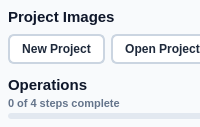
The window that src/startrails/ui/sidebar.ui (gkyle/startrails) describes before a commit, drawn with Qt 5.
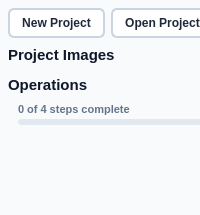
The same window after the commit.

Commit message: ui: sidebar consistency

What changed in the file:
```diff
--- a/src/startrails/ui/sidebar.ui
+++ b/src/startrails/ui/sidebar.ui
@@ -1,7 +1,15 @@
 <?xml version="1.0" encoding="UTF-8"?>
 <ui version="4.0">
  <class>Sidebar</class>
- <widget class="QWidget" name="sidebar">
+ <widget class="QWidget" name="Sidebar">
+  <property name="geometry">
+   <rect>
+    <x>0</x>
+    <y>0</y>
+    <width>200</width>
+    <height>215</height>
+   </rect>
+  </property>
   <property name="minimumSize">
    <size>
     <width>200</width>
@@ -15,7 +23,7 @@
    </size>
   </property>
   <property name="styleSheet">
-   <string notr="true">QWidget#sidebar {
+   <string notr="true">QWidget#Sidebar {
     background-color: #f8fafc;
 }
 QScrollArea#scroll {
@@ -78,6 +86,14 @@
       <bool>true</bool>
      </property>
      <widget class="QWidget" name="content">
+      <property name="geometry">
+       <rect>
+        <x>0</x>
+        <y>0</y>
+        <width>213</width>
+        <height>230</height>
+       </rect>
+      </property>
       <layout class="QVBoxLayout" name="contentLayout">
        <property name="spacing">
         <number>8</number>
@@ -94,20 +110,6 @@
        <property name="bottomMargin">
         <number>8</number>
        </property>
-       <item>
-        <widget class="QLabel" name="projectTitle">
-         <property name="styleSheet">
-          <string notr="true">QLabel#projectTitle {
-    font-size: 15px;
-    font-weight: bold;
-    color: #0f172a;
-}</string>
-         </property>
-         <property name="text">
-          <string>Project Images</string>
-         </property>
-        </widget>
-       </item>
        <item>
         <layout class="QHBoxLayout" name="projectActions">
          <property name="spacing">
@@ -177,6 +179,20 @@
          </item>
         </layout>
        </item>
+       <item>
+        <widget class="QLabel" name="projectTitle">
+         <property name="styleSheet">
+          <string notr="true">QLabel#projectTitle {
+    font-size: 15px;
+    font-weight: bold;
+    color: #0f172a;
+}</string>
+         </property>
+         <property name="text">
+          <string>Project Images</string>
+         </property>
+        </widget>
+       </item>
        <item>
         <layout class="QVBoxLayout" name="inputLayout"/>
        </item>
@@ -216,6 +232,20 @@
            </widget>
           </item>
           <item>
+           <layout class="QVBoxLayout" name="verticalLayout">
+            <property name="leftMargin">
+             <number>10</number>
+            </property>
+            <property name="topMargin">
+             <number>6</number>
+            </property>
+            <property name="rightMargin">
+             <number>10</number>
+            </property>
+            <property name="bottomMargin">
+             <number>6</number>
+            </property>
+            <item>
            <widget class="QLabel" name="operationsProgressLabel">
             <property name="styleSheet">
              <string notr="true">QLabel#operationsProgressLabel {
@@ -256,6 +286,8 @@
            </widget>
           </item>
          </layout>
+          </item>
+         </layout>
         </widget>
        </item>
        <item>
```
Left out of the diff: 6 changed lines with no effect on the pictures. Lines whose indentation alone changed are shown as unchanged. The commit also changes 17 other files.
